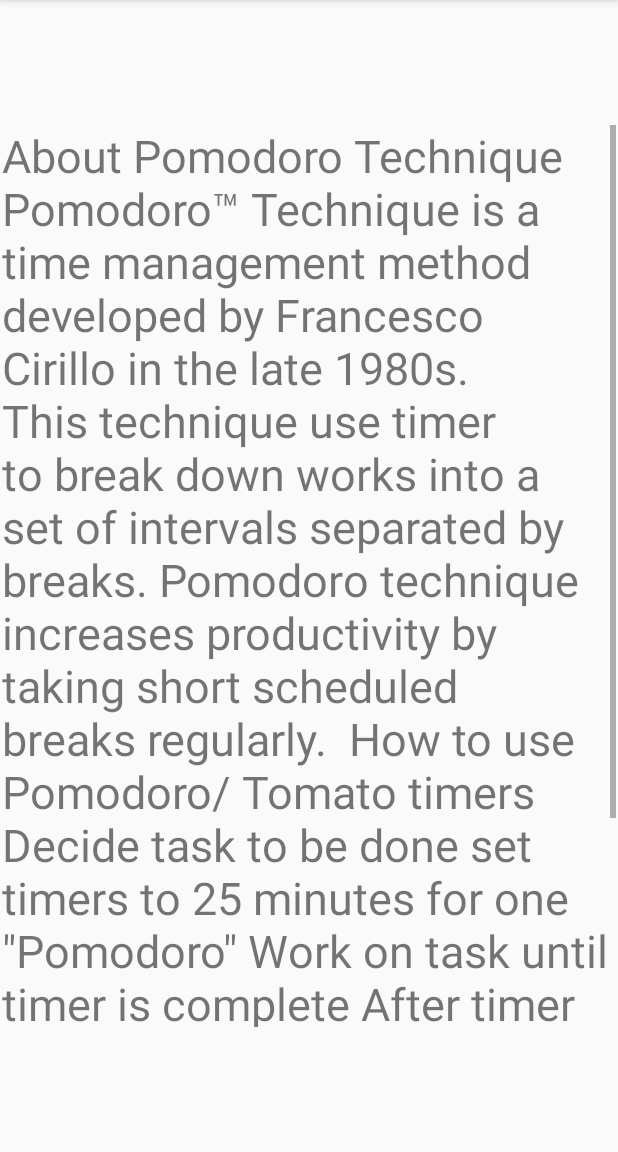
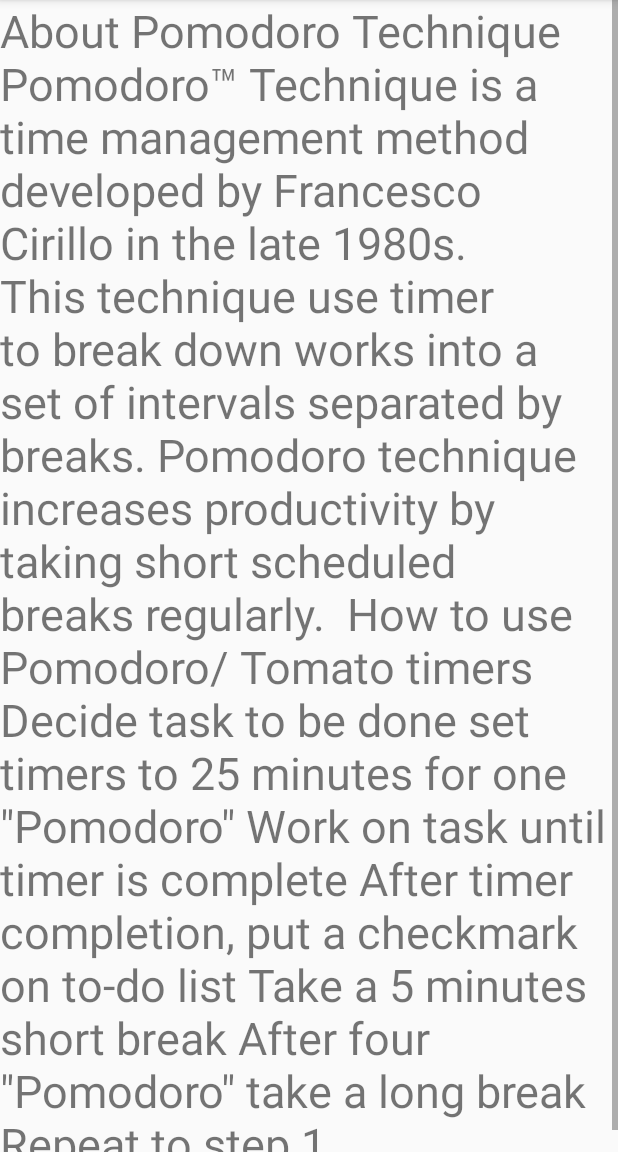
Before and after one commit to yorkosantillana/lab3g6, an Android app: the MainActivity_info screen opened directly, with no data from a screen before it, on a phone screen of 412 x 824 dp, the part 84-1236 px from its top. Run offline under Robolectric (Android 15) with nearby library versions, the phone set to English and light mode, and no system bars.

Commit message:
info ajustes

```diff
--- a/app/src/main/res/layout/activity_main_info.xml
+++ b/app/src/main/res/layout/activity_main_info.xml
@@ -7,8 +7,8 @@
     tools:context=".MainActivity_info">
 
     <ScrollView
-        android:layout_width="409dp"
-        android:layout_height="601dp"
+        android:layout_width="wrap_content"
+        android:layout_height="wrap_content"
         app:layout_constraintBottom_toBottomOf="parent"
         app:layout_constraintEnd_toEndOf="parent"
         app:layout_constraintStart_toStartOf="parent"
@@ -17,7 +17,7 @@
         <LinearLayout
             android:layout_width="match_parent"
             android:layout_height="wrap_content"
-            android:orientation="vertical" >
+            android:orientation="vertical">
 
             <TextView
                 android:id="@+id/textView4"
```
